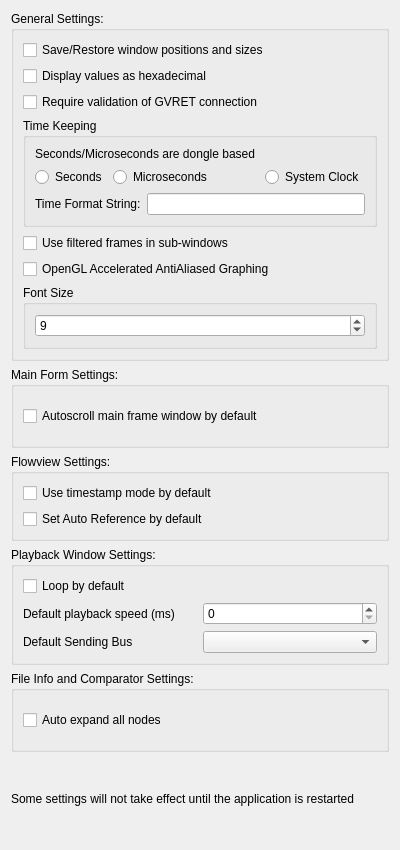
The window that ui/mainsettingsdialog.ui (collin80/SavvyCAN) describes before a commit, drawn with Qt 5.
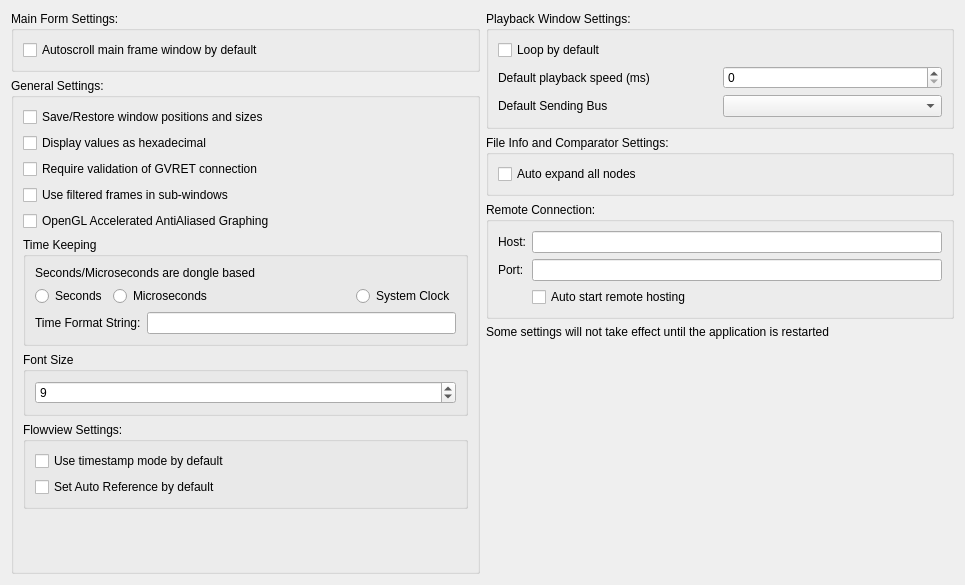
The same window after the commit.

Commit message: Add UI elements for a new remote connection system. Just UI and settings for now.

Diff of the .ui file:
```diff
--- a/ui/mainsettingsdialog.ui
+++ b/ui/mainsettingsdialog.ui
@@ -6,14 +6,32 @@
    <rect>
     <x>0</x>
     <y>0</y>
-    <width>400</width>
-    <height>850</height>
+    <width>965</width>
+    <height>585</height>
    </rect>
   </property>
   <property name="windowTitle">
    <string>Main Settings</string>
   </property>
+  <layout class="QHBoxLayout" name="horizontalLayout_5" stretch="1,1">
+   <item>
   <layout class="QVBoxLayout" name="verticalLayout">
+     <item>
+      <widget class="QGroupBox" name="groupBox_2">
+       <property name="title">
+        <string>Main Form Settings:</string>
+       </property>
+       <layout class="QVBoxLayout" name="verticalLayout_3">
+        <item>
+         <widget class="QCheckBox" name="cbMainAutoScroll">
+          <property name="text">
+           <string>Autoscroll main frame window by default</string>
+          </property>
+         </widget>
+        </item>
+       </layout>
+      </widget>
+     </item>
    <item>
     <widget class="QGroupBox" name="groupBox">
      <property name="title">
@@ -41,6 +59,20 @@
         </property>
        </widget>
       </item>
+        <item>
+         <widget class="QCheckBox" name="cbUseFiltered">
+          <property name="text">
+           <string>Use filtered frames in sub-windows</string>
+          </property>
+         </widget>
+        </item>
+        <item>
+         <widget class="QCheckBox" name="cbUseOpenGL">
+          <property name="text">
+           <string>OpenGL Accelerated AntiAliased Graphing</string>
+          </property>
+         </widget>
+        </item>
       <item>
        <widget class="QGroupBox" name="groupBox_6">
         <property name="title">
@@ -109,20 +141,6 @@
         </layout>
        </widget>
       </item>
-      <item>
-       <widget class="QCheckBox" name="cbUseFiltered">
-        <property name="text">
-         <string>Use filtered frames in sub-windows</string>
-        </property>
-       </widget>
-      </item>
-      <item>
-       <widget class="QCheckBox" name="cbUseOpenGL">
-        <property name="text">
-         <string>OpenGL Accelerated AntiAliased Graphing</string>
-        </property>
-       </widget>
-      </item>
       <item>
        <widget class="QGroupBox" name="groupBox_7">
         <property name="title">
@@ -145,25 +163,6 @@
         </layout>
        </widget>
       </item>
-     </layout>
-    </widget>
-   </item>
-   <item>
-    <widget class="QGroupBox" name="groupBox_2">
-     <property name="title">
-      <string>Main Form Settings:</string>
-     </property>
-     <layout class="QVBoxLayout" name="verticalLayout_3">
-      <item>
-       <widget class="QCheckBox" name="cbMainAutoScroll">
-        <property name="text">
-         <string>Autoscroll main frame window by default</string>
-        </property>
-       </widget>
-      </item>
-     </layout>
-    </widget>
-   </item>
    <item>
     <widget class="QGroupBox" name="groupBox_3">
      <property name="title">
@@ -188,6 +187,26 @@
     </widget>
    </item>
    <item>
+         <spacer name="verticalSpacer_2">
+          <property name="orientation">
+           <enum>Qt::Vertical</enum>
+          </property>
+          <property name="sizeHint" stdset="0">
+           <size>
+            <width>20</width>
+            <height>40</height>
+           </size>
+          </property>
+         </spacer>
+        </item>
+       </layout>
+      </widget>
+     </item>
+    </layout>
+   </item>
+   <item>
+    <layout class="QVBoxLayout" name="verticalLayout_9">
+     <item>
     <widget class="QGroupBox" name="groupBox_4">
      <property name="title">
       <string>Playback Window Settings:</string>
@@ -251,6 +270,42 @@
      </layout>
     </widget>
    </item>
+     <item>
+      <widget class="QGroupBox" name="groupBox_8">
+       <property name="title">
+        <string>Remote Connection:</string>
+       </property>
+       <layout class="QFormLayout" name="formLayout">
+        <item row="0" column="0">
+         <widget class="QLabel" name="label_6">
+          <property name="text">
+           <string>Host:</string>
+          </property>
+         </widget>
+        </item>
+        <item row="1" column="0">
+         <widget class="QLabel" name="label_7">
+          <property name="text">
+           <string>Port:</string>
+          </property>
+         </widget>
+        </item>
+        <item row="0" column="1">
+         <widget class="QLineEdit" name="lineRemoteHost"/>
+        </item>
+        <item row="1" column="1">
+         <widget class="QLineEdit" name="lineRemotePort"/>
+        </item>
+        <item row="2" column="1">
+         <widget class="QCheckBox" name="cbAutoStartRemote">
+          <property name="text">
+           <string>Auto start remote hosting</string>
+          </property>
+         </widget>
+        </item>
+       </layout>
+      </widget>
+     </item>
    <item>
     <widget class="QLabel" name="label_5">
      <property name="text">
@@ -261,6 +316,21 @@
      </property>
     </widget>
    </item>
+     <item>
+      <spacer name="verticalSpacer">
+       <property name="orientation">
+        <enum>Qt::Vertical</enum>
+       </property>
+       <property name="sizeHint" stdset="0">
+        <size>
+         <width>20</width>
+         <height>40</height>
+        </size>
+       </property>
+      </spacer>
+     </item>
+    </layout>
+   </item>
   </layout>
  </widget>
  <tabstops>
```
Left out of the diff: 2 changed lines with no effect on the pictures. Lines whose indentation alone changed are shown as unchanged. The commit also changes 4 other files.
